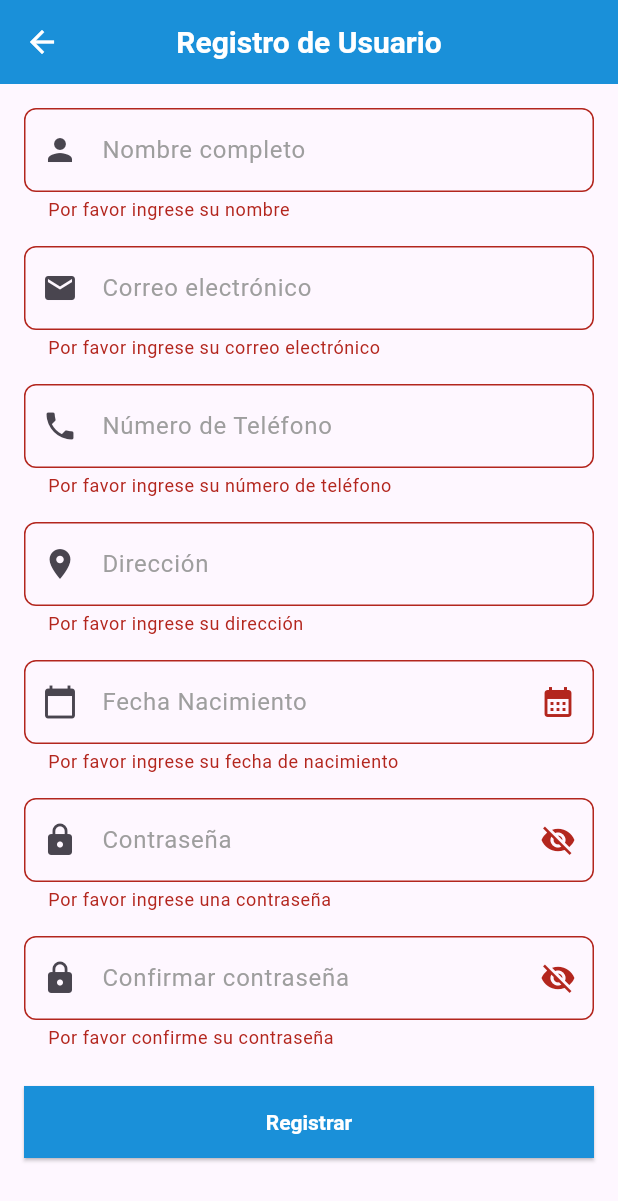
After one commit to ls-urrutia/flutter-fact-activ, a Flutter app: the RegistroScreen screen opened directly, after a tap on "Registrar", on a phone screen of 412 x 824 dp. The commit adds this screen. Shown: the top 1201 px of the screen. Run offline on Flutter 3.47's test engine with Material 3 defaults, Android fonts, the phone set to English and light mode, and no system bars; our stand-ins replace fl_chart, sqflite; missing offline and left inert: flag; accounts and stored records are empty.

Commit message:
update 06-11

```diff
--- /dev/null
+++ b/lib/views/registro_screen.dart
@@ -0,0 +1,262 @@
+import 'package:flutter/material.dart';
+import '../controllers/database_helper.dart';
+
+class RegistroScreen extends StatefulWidget {
+  @override
+  _RegistroScreenState createState() => _RegistroScreenState();
+}
+
+class _RegistroScreenState extends State<RegistroScreen> {
+  final _formKey = GlobalKey<FormState>();
+  final _nameController = TextEditingController();
+  final _emailController = TextEditingController();
+  final _passwordController = TextEditingController();
+  final _confirmPasswordController = TextEditingController();
+  final _phoneController = TextEditingController();
+  final _addressController = TextEditingController();
+  final _dobController = TextEditingController();
+  bool _isPasswordVisible = false;
+  bool _isConfirmPasswordVisible = false;
+
+  Future<void> _selectDate(BuildContext context) async {
+    final DateTime? picked = await showDatePicker(
+      context: context,
+      initialDate: DateTime.now(),
+      firstDate: DateTime(1900),
+      lastDate: DateTime.now(),
+    );
+    if (picked != null) {
+      setState(() {
+        _dobController.text = picked.toString().substring(0, 10);
+      });
+    }
+  }
+
+  void _togglePasswordVisibility() {
+    setState(() {
+      _isPasswordVisible = !_isPasswordVisible;
+    });
+  }
+
+  void _toggleConfirmPasswordVisibility() {
+    setState(() {
+      _isConfirmPasswordVisible = !_isConfirmPasswordVisible;
+    });
+  }
+
+  Future<void> _register() async {
+    if (_formKey.currentState!.validate()) {
+      if (_passwordController.text != _confirmPasswordController.text) {
+        ScaffoldMessenger.of(context).showSnackBar(
+          SnackBar(content: Text('Las contraseñas no coinciden')),
+        );
+        return;
+      }
+
+      final user = {
+        'name': _nameController.text,
+        'email': _emailController.text,
+        'password': _passwordController.text,
+        'phone': _phoneController.text,
+        'birthdate': _dobController.text,
+        'address': _addressController.text,
+      };
+
+      await DatabaseHelper().insertUser(user);
+
+      ScaffoldMessenger.of(context).showSnackBar(
+        SnackBar(content: Text('Usuario registrado exitosamente')),
+      );
+
+      Navigator.pop(context);
+    }
+  }
+
+  @override
+  Widget build(BuildContext context) {
+    return Scaffold(
+      appBar: AppBar(
+        title: Text('Registro de Usuario'),
+        centerTitle: true,
+        backgroundColor: Color(0xFF1A90D9),
+      ),
+      body: SingleChildScrollView(
+        padding: EdgeInsets.all(16.0),
+        child: Form(
+          key: _formKey,
+          child: Column(
+            children: [
+              TextFormField(
+                controller: _nameController,
+                decoration: InputDecoration(
+                  labelText: 'Nombre completo',
+                  prefixIcon: Icon(Icons.person),
+                ),
+                validator: (value) {
+                  if (value == null || value.isEmpty) {
+                    return 'Por favor ingrese su nombre';
+                  }
+                  if (!RegExp(r'^[\p{L}\s]{2,50}$', unicode: true)
+                      .hasMatch(value)) {
+                    return 'Solo letras y espacios, 2-50 caracteres';
+                  }
+                  return null;
+                },
+              ),
+              SizedBox(height: 16),
+              TextFormField(
+                controller: _emailController,
+                decoration: InputDecoration(
+                  labelText: 'Correo electrónico',
+                  prefixIcon: Icon(Icons.email),
+                ),
+                validator: (value) {
+                  if (value == null || value.isEmpty) {
+                    return 'Por favor ingrese su correo electrónico';
+                  }
+                  if (!RegExp(r'^[^@]+@[^@]+\.[^@]+').hasMatch(value)) {
+                    return 'Formato de correo inválido';
+                  }
+                  return null;
+                },
+              ),
+              SizedBox(height: 16),
+              TextFormField(
+                controller: _phoneController,
+                decoration: InputDecoration(
+                  labelText: 'Número de Teléfono',
+                  prefixIcon: Icon(Icons.phone),
+                ),
+                validator: (value) {
+                  if (value == null || value.isEmpty) {
+                    return 'Por favor ingrese su número de teléfono';
+                  }
+                  if (!RegExp(r'^\d{8,15}$').hasMatch(value)) {
+                    return 'Solo números, longitud: 8-15 caracteres';
+                  }
+                  return null;
+                },
+              ),
+              SizedBox(height: 16),
+              TextFormField(
+                controller: _addressController,
+                decoration: InputDecoration(
+                  labelText: 'Dirección',
+                  prefixIcon: Icon(Icons.location_on),
+                ),
+                validator: (value) {
+                  if (value == null || value.isEmpty) {
+                    return 'Por favor ingrese su dirección';
+                  }
+                  if (value.length < 5 || value.length > 100) {
+                    return 'Longitud: 5-100 caracteres';
+                  }
+                  return null;
+                },
+              ),
+              SizedBox(height: 16),
+              TextFormField(
+                controller: _dobController,
+                decoration: InputDecoration(
+                  labelText: 'Fecha Nacimiento',
+                  prefixIcon: Icon(Icons.calendar_today),
+                  suffixIcon: IconButton(
+                    icon: Icon(Icons.calendar_month),
+                    onPressed: () => _selectDate(context),
+                  ),
+                ),
+                readOnly: true,
+                onTap: () => _selectDate(context),
+                validator: (value) {
+                  if (value == null || value.isEmpty) {
+                    return 'Por favor ingrese su fecha de nacimiento';
+                  }
+                  DateTime? dob = DateTime.tryParse(value);
+                  if (dob == null || dob.isAfter(DateTime.now())) {
+                    return 'Debe ser una fecha pasada';
+                  }
+                  return null;
+                },
+              ),
+              SizedBox(height: 16),
+              TextFormField(
+                controller: _passwordController,
+                obscureText: !_isPasswordVisible,
+                decoration: InputDecoration(
+                  labelText: 'Contraseña',
+                  prefixIcon: Icon(Icons.lock),
+                  suffixIcon: IconButton(
+                    icon: Icon(
+                      _isPasswordVisible
+                          ? Icons.visibility
+                          : Icons.visibility_off,
+                    ),
+                    onPressed: _togglePasswordVisibility,
+                  ),
+                ),
+                validator: (value) {
+                  if (value == null || value.isEmpty) {
+                    return 'Por favor ingrese una contraseña';
+                  }
+                  if (!RegExp(
+                          r'^(?=.*[a-z])(?=.*[A-Z])(?=.*\d)(?=.*[@$!%*?&]).{8,}$')
+                      .hasMatch(value)) {
+                    return 'Requiere mayúsculas, minusculas, número y carácter especial';
+                  }
+                  return null;
+                },
+              ),
+              SizedBox(height: 16),
+              TextFormField(
+                controller: _confirmPasswordController,
+                obscureText: !_isConfirmPasswordVisible,
+                decoration: InputDecoration(
+                  labelText: 'Confirmar contraseña',
+                  prefixIcon: Icon(Icons.lock),
+                  suffixIcon: IconButton(
+                    icon: Icon(
+                      _isConfirmPasswordVisible
+                          ? Icons.visibility
+                          : Icons.visibility_off,
+                    ),
+                    onPressed: _toggleConfirmPasswordVisibility,
+                  ),
+                ),
+                validator: (value) {
+                  if (value == null || value.isEmpty) {
+                    return 'Por favor confirme su contraseña';
+                  }
+                  if (value != _passwordController.text) {
+                    return 'Las contraseñas no coinciden';
+                  }
+                  if (!RegExp(
+                          r'^(?=.*[a-z])(?=.*[A-Z])(?=.*\d)(?=.*[@$!%*?&]).{8,}$')
+                      .hasMatch(value)) {
+                    return 'Requiere mayúsculas, minusculas, número y carácter especial';
+                  }
+                  return null;
+                },
+              ),
+              SizedBox(height: 24),
+              SizedBox(
+                width: double.infinity,
+                child: ElevatedButton(
+                  onPressed: _register,
+                  child: Text('Registrar'),
+                  style: ElevatedButton.styleFrom(
+                    backgroundColor: Color(0xFF1A90D9),
+                    foregroundColor: Colors.white,
+                    padding: EdgeInsets.symmetric(vertical: 16),
+                    shape: RoundedRectangleBorder(
+                      borderRadius: BorderRadius.zero,
+                    ),
+                  ),
+                ),
+              ),
+            ],
+          ),
+        ),
+      ),
+    );
+  }
+}
--- a/lib/widgets/app_drawer.dart
+++ b/lib/widgets/app_drawer.dart
@@ -61,9 +61,10 @@ class AppDrawer extends StatelessWidget {
             trailing: Icon(Icons.exit_to_app),
             onTap: () {
               Navigator.pop(context);
-              Navigator.pushReplacement(
+              Navigator.pushAndRemoveUntil(
                 context,
                 MaterialPageRoute(builder: (context) => LoginScreen()),
+                (Route<dynamic> route) => false,
               );
             },
           ),
```
Also changed, not shown: lib/utils/user_filters.dart (+6 -3 lines), lib/views/creacion_cuenta_screen.dart (+7 -3 lines), lib/views/login_screen.dart (+36 -10 lines), lib/widgets/user_statistics_chart.dart (+77 -23 lines).
